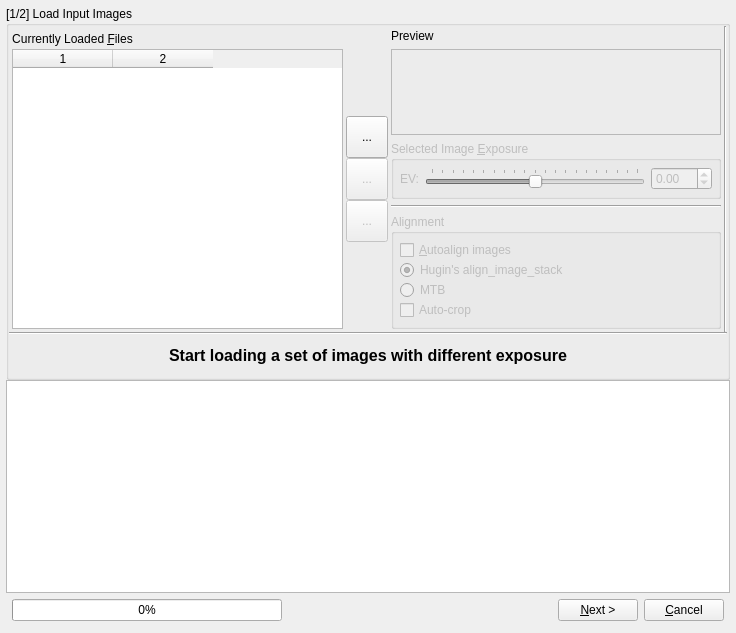
LuminanceHDR/LuminanceHDR, file src/HdrWizard/HdrWizard.ui: the form before one commit.
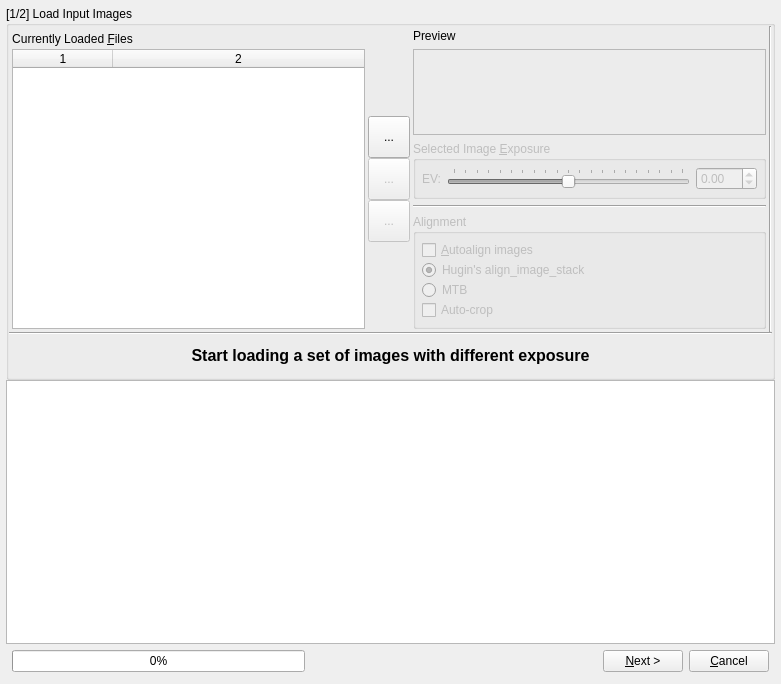
The form after the commit. The open tabs and pages were chosen to show the change. Icons and pictures are not drawn.

Commit message: [HdrCreation] Refactoring: implement slider control for exposure value, preview and exif data loader

Diff of the .ui file:
```diff
--- a/src/HdrWizard/HdrWizard.ui
+++ b/src/HdrWizard/HdrWizard.ui
@@ -6,8 +6,8 @@
    <rect>
     <x>0</x>
     <y>0</y>
-    <width>736</width>
-    <height>633</height>
+    <width>781</width>
+    <height>684</height>
    </rect>
   </property>
   <property name="windowTitle">
@@ -257,6 +257,9 @@
                   <property name="columnCount">
                    <number>2</number>
                   </property>
+                  <attribute name="horizontalHeaderStretchLastSection">
+                   <bool>true</bool>
+                  </attribute>
                   <column/>
                   <column/>
                  </widget>
@@ -461,17 +464,20 @@
                          <verstretch>0</verstretch>
                         </sizepolicy>
                        </property>
+                       <property name="minimum">
+                        <number>-1000</number>
+                       </property>
                        <property name="maximum">
-                        <number>2000</number>
+                        <number>1000</number>
                        </property>
                        <property name="pageStep">
                         <number>100</number>
                        </property>
                        <property name="value">
-                        <number>1000</number>
+                        <number>0</number>
                        </property>
                        <property name="sliderPosition">
-                        <number>1000</number>
+                        <number>0</number>
                        </property>
                        <property name="orientation">
                         <enum>Qt::Horizontal</enum>
```
The commit also changes 7 other files.
